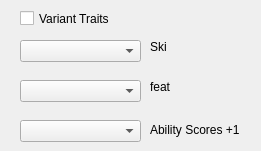
Tosh007/DnD5_CharCreator, file menu_human.ui: the form before one commit.
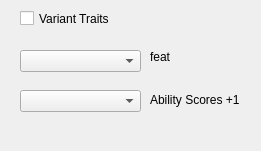
The form after the commit. Custom widgets are drawn as their Qt base class.

Commit message: added language selection for human, updated human ui, disabled debug messaging, fixed some missing race languages

Diff of the .ui file:
```diff
--- a/menu_human.ui
+++ b/menu_human.ui
@@ -17,7 +17,7 @@
    <property name="geometry">
     <rect>
      <x>20</x>
-     <y>120</y>
+     <y>90</y>
      <width>121</width>
      <height>22</height>
     </rect>
@@ -36,44 +36,21 @@
     <string>Variant Traits</string>
    </property>
   </widget>
-  <widget class="QComboBox" name="comboBox_skill">
-   <property name="geometry">
-    <rect>
-     <x>20</x>
-     <y>40</y>
-     <width>121</width>
-     <height>22</height>
-    </rect>
-   </property>
-  </widget>
   <widget class="QComboBox" name="comboBox_feat">
    <property name="geometry">
     <rect>
      <x>20</x>
-     <y>80</y>
+     <y>50</y>
      <width>121</width>
      <height>22</height>
     </rect>
    </property>
   </widget>
-  <widget class="QLabel" name="label">
-   <property name="geometry">
-    <rect>
-     <x>150</x>
-     <y>40</y>
-     <width>17</width>
-     <height>13</height>
-    </rect>
-   </property>
-   <property name="text">
-    <string>Skill</string>
-   </property>
-  </widget>
   <widget class="QLabel" name="label_2">
    <property name="geometry">
     <rect>
      <x>150</x>
-     <y>80</y>
+     <y>50</y>
      <width>20</width>
      <height>13</height>
     </rect>
@@ -86,7 +63,7 @@
    <property name="geometry">
     <rect>
      <x>150</x>
-     <y>120</y>
+     <y>90</y>
      <width>91</width>
      <height>20</height>
     </rect>
```
The commit also changes 4 other files.
